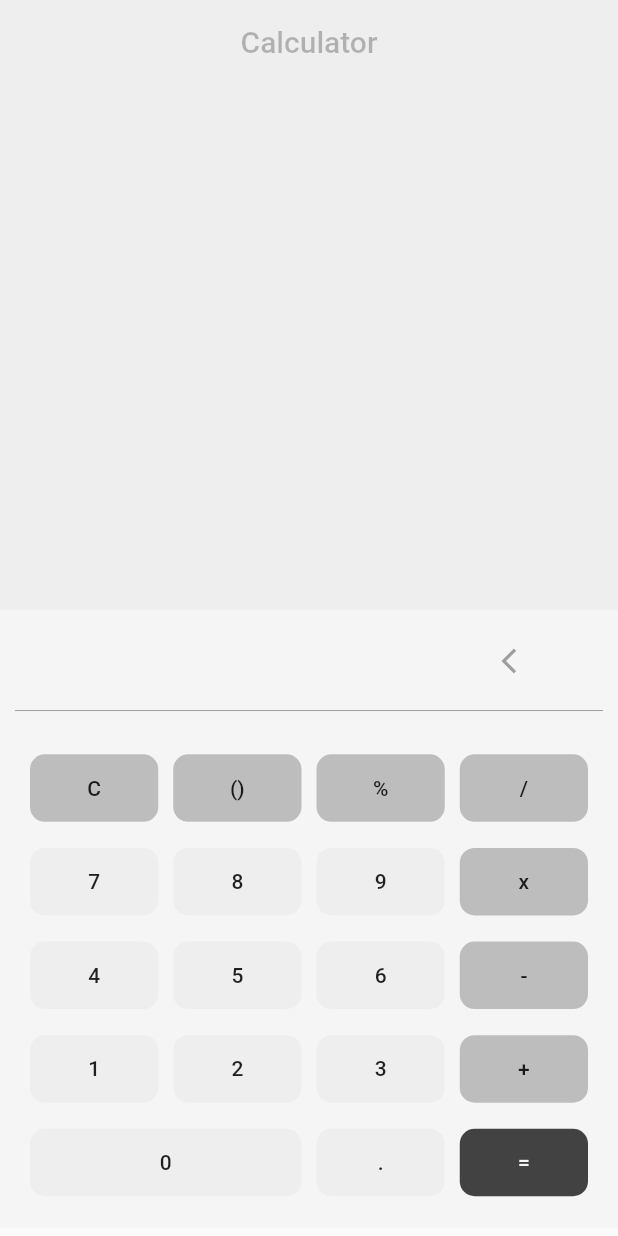
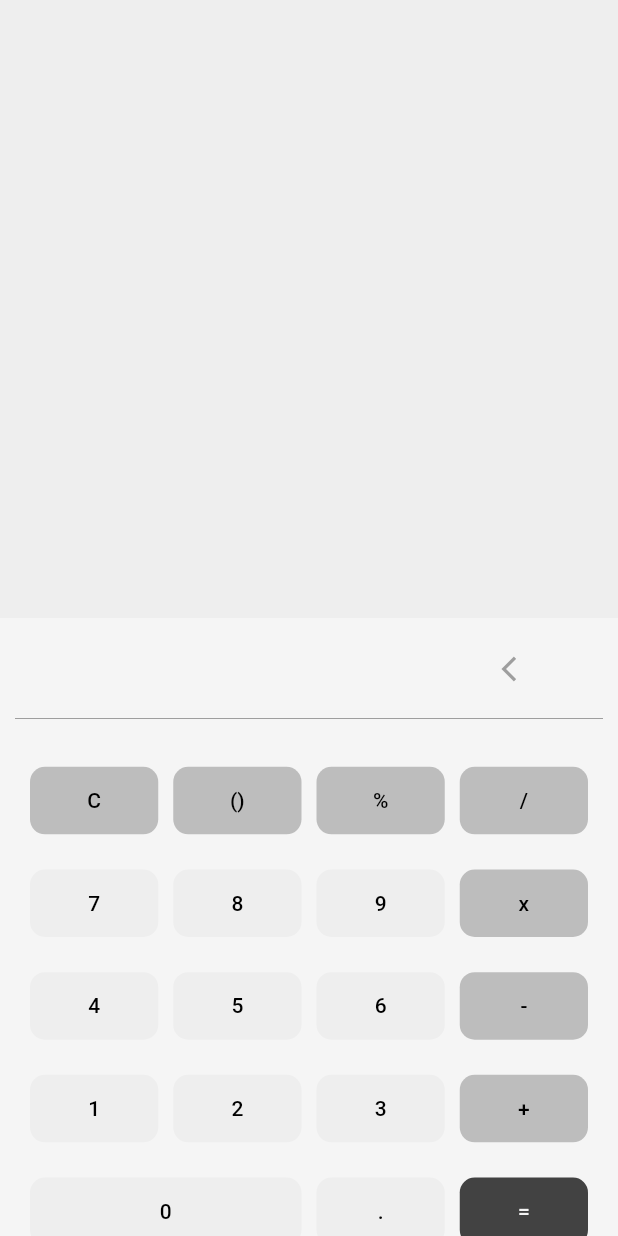
Before and after one commit to manavparikh01/Calculator_App_Flutter, a Flutter app: the screen it shows after launch, on a phone screen of 412 x 824 dp. Run offline on Flutter 3.47's test engine with Material 2 defaults, Android fonts, the phone set to English and light mode, and no system bars.

Commit message:
Updated with Flutter 2.0

```diff
--- a/lib/views/homescreen.dart
+++ b/lib/views/homescreen.dart
@@ -123,6 +123,7 @@ class _HomeScreenState extends State<HomeScreen> {
         isOperandMinus = false;
         isOperandMultiply = false;
         isOperandDivision = false;
+        isOperandModulus = false;
         isEqual = false;
         val3 = "";
         val2length = 0;
@@ -325,12 +326,14 @@ class _HomeScreenState extends State<HomeScreen> {
       setState(() {
         val3 = '';
       });
+      if (isEqual == false) {
         if (val1.substring(val1.length - 1, val1.length) == '+' ||
             val1.substring(val1.length - 1, val1.length) == '-' ||
             val1.substring(val1.length - 1, val1.length) == 'x' ||
             val1.substring(val1.length - 1, val1.length) == '/' ||
             val1.substring(val1.length - 1, val1.length) == '%') {
           val1 = val1.substring(0, val1.length - 1);
+        }
       }
       if (isEqual == true) {
         if (num3.toString().endsWith('.0')) {
@@ -352,11 +355,13 @@ class _HomeScreenState extends State<HomeScreen> {
       if (isOperandPlus == true ||
           isOperandMinus == true ||
           isOperandMultiply == true ||
-          isOperandDivision == true) {
+          isOperandDivision == true ||
+          isOperandModulus == true) {
         isOperandPlus = false;
         isOperandMinus = false;
         isOperandMultiply = false;
         isOperandDivision = false;
+        isOperandModulus = false;
         isEqual = false;
         setState(() {
           val2 = '';
@@ -370,6 +375,7 @@ class _HomeScreenState extends State<HomeScreen> {
         isOperandMinus = false;
         isOperandMultiply = false;
         isOperandDivision = false;
+        isOperandModulus = false;
         isEqual = false;
       }
       if (value == '-') {
@@ -377,6 +383,7 @@ class _HomeScreenState extends State<HomeScreen> {
         isOperandPlus = false;
         isOperandMultiply = false;
         isOperandDivision = false;
+        isOperandModulus = false;
         isEqual = false;
       }
       if (value == 'x') {
@@ -384,6 +391,7 @@ class _HomeScreenState extends State<HomeScreen> {
         isOperandPlus = false;
         isOperandMinus = false;
         isOperandDivision = false;
+        isOperandModulus = false;
         isEqual = false;
       }
       if (value == '/') {
@@ -391,6 +399,7 @@ class _HomeScreenState extends State<HomeScreen> {
         isOperandMultiply = false;
         isOperandPlus = false;
         isOperandMinus = false;
+        isOperandModulus = false;
         isEqual = false;
       }
       if (value == '%') {
@@ -455,14 +464,21 @@ class _HomeScreenState extends State<HomeScreen> {
         height: 50,
         padding: EdgeInsets.only(right: 5, left: 5, top: 5, bottom: 0),
         color: Colors.grey[100],
-        child: FlatButton(
-          shape: RoundedRectangleBorder(
+        child: ElevatedButton(
+          style: ButtonStyle(
+            shape: MaterialStateProperty.all<RoundedRectangleBorder>(
+              RoundedRectangleBorder(
                 borderRadius: BorderRadius.circular(10),
               ),
-          color: Colors.grey[200],
+            ),
+            backgroundColor: MaterialStateProperty.all<Color>(Colors.grey[200]),
+            elevation: MaterialStateProperty.all<double>(0),
+          ),
+
+          //color: Colors.grey[200],
           child: Text(
             num,
-            style: TextStyle(),
+            style: TextStyle(color: Colors.black),
           ),
           onPressed: () {
             pressedButton(num);
@@ -478,14 +494,19 @@ class _HomeScreenState extends State<HomeScreen> {
         height: 50,
         padding: EdgeInsets.only(left: 5, right: 5, top: 5, bottom: 0),
         color: Colors.grey[100],
-        child: FlatButton(
-          shape: RoundedRectangleBorder(
+        child: ElevatedButton(
+          style: ButtonStyle(
+            shape: MaterialStateProperty.all<RoundedRectangleBorder>(
+              RoundedRectangleBorder(
                 borderRadius: BorderRadius.circular(10),
               ),
-          color: Colors.grey[400],
+            ),
+            backgroundColor: MaterialStateProperty.all<Color>(Colors.grey[400]),
+            elevation: MaterialStateProperty.all<double>(0),
+          ),
           child: Text(
             sym,
-            style: TextStyle(),
+            style: TextStyle(color: Colors.black),
           ),
           onPressed: () {
             pressedSideButton(sym);
@@ -544,14 +565,19 @@ class _HomeScreenState extends State<HomeScreen> {
         height: 50,
         padding: EdgeInsets.only(left: 5, right: 5, top: 5, bottom: 0),
         color: Colors.grey[100],
-        child: FlatButton(
-          shape: RoundedRectangleBorder(
+        child: ElevatedButton(
+          style: ButtonStyle(
+            shape: MaterialStateProperty.all<RoundedRectangleBorder>(
+              RoundedRectangleBorder(
                 borderRadius: BorderRadius.circular(10),
               ),
-          color: Colors.grey[400],
+            ),
+            backgroundColor: MaterialStateProperty.all<Color>(Colors.grey[400]),
+            elevation: MaterialStateProperty.all<double>(0),
+          ),
           child: Text(
             sym,
-            style: TextStyle(),
+            style: TextStyle(color: Colors.black),
           ),
           onPressed: () {
             pressedTopButton(sym);
@@ -567,11 +593,16 @@ class _HomeScreenState extends State<HomeScreen> {
         height: 50,
         padding: EdgeInsets.only(left: 5, right: 5, top: 5, bottom: 0),
         color: Colors.grey[100],
-        child: FlatButton(
-          shape: RoundedRectangleBorder(
+        child: ElevatedButton(
+          style: ButtonStyle(
+            shape: MaterialStateProperty.all<RoundedRectangleBorder>(
+              RoundedRectangleBorder(
                 borderRadius: BorderRadius.circular(10),
               ),
-          color: Colors.grey[800],
+            ),
+            backgroundColor: MaterialStateProperty.all<Color>(Colors.grey[800]),
+            elevation: MaterialStateProperty.all<double>(0),
+          ),
           child: Text(
             sym,
             style: TextStyle(color: Colors.grey[100]),
@@ -591,14 +622,19 @@ class _HomeScreenState extends State<HomeScreen> {
         height: 50,
         padding: EdgeInsets.only(right: 5, left: 5, top: 5, bottom: 0),
         color: Colors.grey[100],
-        child: FlatButton(
-          shape: RoundedRectangleBorder(
+        child: ElevatedButton(
+          style: ButtonStyle(
+            shape: MaterialStateProperty.all<RoundedRectangleBorder>(
+              RoundedRectangleBorder(
                 borderRadius: BorderRadius.circular(10),
               ),
-          color: Colors.grey[200],
+            ),
+            backgroundColor: MaterialStateProperty.all<Color>(Colors.grey[200]),
+            elevation: MaterialStateProperty.all<double>(0),
+          ),
           child: Text(
             sys,
-            style: TextStyle(),
+            style: TextStyle(color: Colors.black),
           ),
           onPressed: () {
             pressedButton(sys);
@@ -612,8 +648,16 @@ class _HomeScreenState extends State<HomeScreen> {
     return Expanded(
       flex: 1,
       child: Container(
-          child: FlatButton(
-        shape: RoundedRectangleBorder(borderRadius: BorderRadius.circular(10)),
+          child: ElevatedButton(
+        style: ButtonStyle(
+          shape: MaterialStateProperty.all<RoundedRectangleBorder>(
+            RoundedRectangleBorder(
+              borderRadius: BorderRadius.circular(10),
+            ),
+          ),
+          backgroundColor: MaterialStateProperty.all<Color>(Colors.grey[100]),
+          elevation: MaterialStateProperty.all<double>(0),
+        ),
         child: val1 == '' && num3 == 0.0
             ? Icon(
                 Icons.arrow_back_ios,
@@ -634,20 +678,18 @@ class _HomeScreenState extends State<HomeScreen> {
   @override
   Widget build(BuildContext context) {
     return Scaffold(
-      appBar: AppBar(
-        centerTitle: true,
-        title: Text(
-          'Calculator',
-          style: TextStyle(color: Colors.black26),
-        ),
-        elevation: 0,
-        backgroundColor: Colors.grey[200],
-      ),
+      // appBar: AppBar(
+      //   centerTitle: true,
+      //   title: Text(
+      //     'Calculator',
+      //     style: TextStyle(color: Colors.black26),
+      //   ),
+      //   elevation: 0,
+      //   backgroundColor: Colors.grey[200],
+      // ),
       body: SingleChildScrollView(
         child: Container(
-          height: (MediaQuery.of(context).size.height -
-                  MediaQuery.of(context).padding.top) *
-              0.9256,
+          height: (MediaQuery.of(context).size.height) * 1,
           child: Column(
             children: <Widget>[
               AnimatedContainer(
@@ -657,10 +699,13 @@ class _HomeScreenState extends State<HomeScreen> {
                 padding: EdgeInsets.all(20),
                 height: (MediaQuery.of(context).size.height -
                         MediaQuery.of(context).padding.top) *
-                    0.4255645,
+                    0.5,
                 alignment: Alignment.bottomRight,
                 child: Column(
                   children: <Widget>[
+                    SizedBox(
+                      height: 50,
+                    ),
                     Expanded(
                       flex: isEqual ? 0 : 1,
                       child: AnimatedContainer(
@@ -721,7 +766,7 @@ class _HomeScreenState extends State<HomeScreen> {
                             val3.contains('Not working Wait for future updates')
                                 ? Text(val3,
                                     style: TextStyle(
-                                        fontSize: isEqual ? 20 : 17,
+                                        fontSize: isEqual ? 17 : 17,
                                         color: isEqual
                                             ? Colors.black87
                                             : Colors.black54,
@@ -770,7 +815,7 @@ class _HomeScreenState extends State<HomeScreen> {
               Container(
                 height: (MediaQuery.of(context).size.height -
                         MediaQuery.of(context).padding.top) *
-                    0.5,
+                    0.5367,
                 color: Colors.grey[100],
                 padding: EdgeInsets.symmetric(horizontal: 10),
                 child: Column(
```
Also changed, not shown: pubspec.lock. Lines whose indentation alone changed are shown as unchanged.
